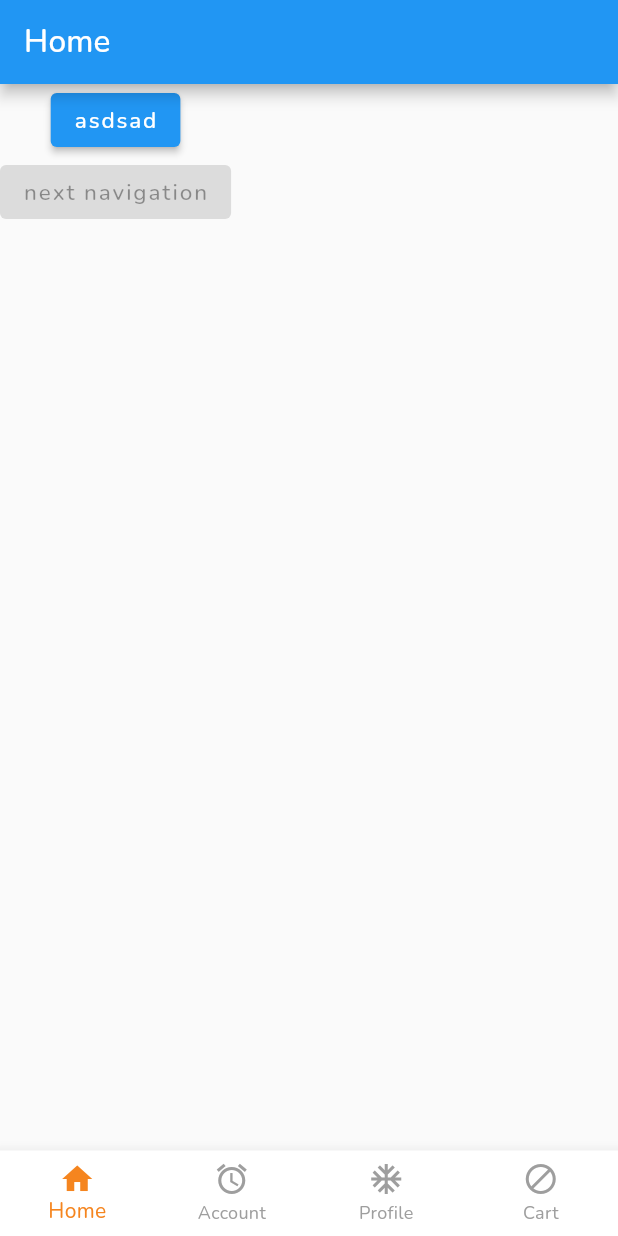
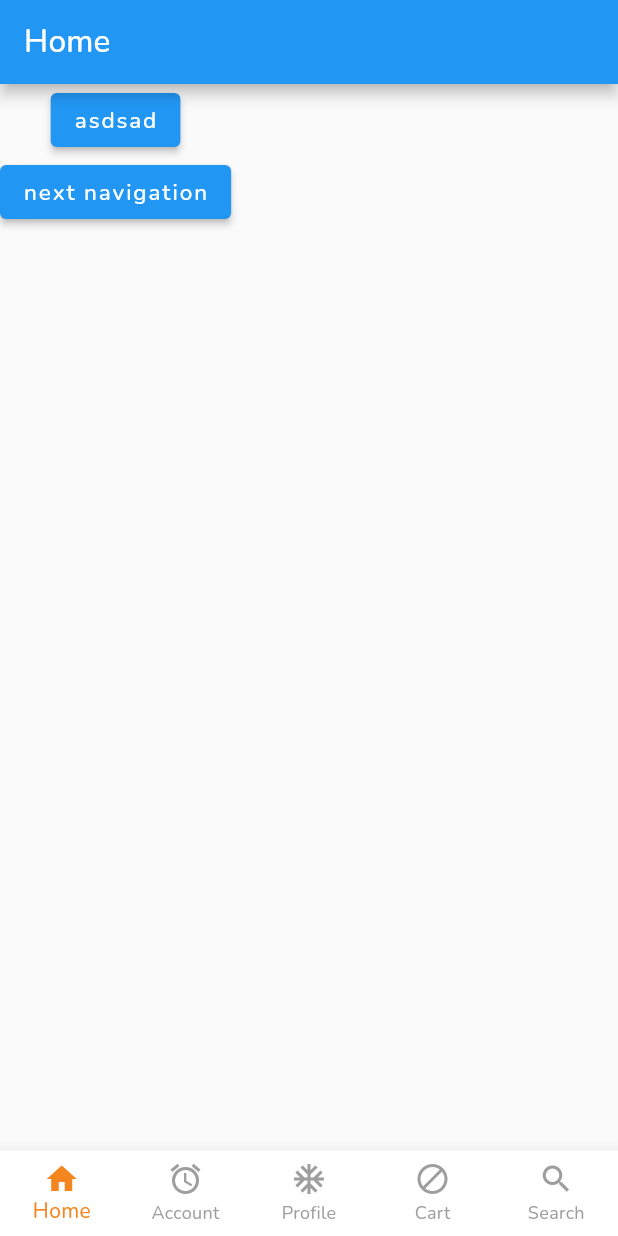
Before and after one commit to jc-wu1/test_cicd, a Flutter app: the screen it shows after launch, on a phone screen of 412 x 824 dp. Run offline on Flutter 3.47's test engine with Material 2 defaults, Android fonts, the phone set to English and light mode, and no system bars; our stand-ins replace bloc, bloc_concurrency, equatable, flutter_bloc, fluttertoast, get_it and 2 more.

Commit message:
update 4

```diff
--- a/lib/src/myapp.dart
+++ b/lib/src/myapp.dart
@@ -6,6 +6,7 @@ import 'package:test_cicd/src/account.dart';
 import 'package:test_cicd/src/cart.dart';
 import 'package:test_cicd/src/myhomepage.dart';
 import 'package:test_cicd/src/profile.dart';
+import 'package:test_cicd/src/search.dart';
 import 'bloc/counter/counter_bloc.dart';
 import 'cubit/theme/theme_cubit.dart';
 import 'constants.dart';
@@ -25,7 +26,7 @@ class MyApp extends StatelessWidget {
             theme: theme,
             home: BlocProvider(
               create: (context) => CounterBloc(),
-              child: const CounterPage(),
+              child: const MenuPage(),
             ),
             initialRoute: RoutesName.home,
             onGenerateRoute: AppRouter.generateRoute,
@@ -36,14 +37,14 @@ class MyApp extends StatelessWidget {
   }
 }
 
-class CounterPage extends StatefulWidget {
-  const CounterPage({Key? key}) : super(key: key);
+class MenuPage extends StatefulWidget {
+  const MenuPage({Key? key}) : super(key: key);
 
   @override
-  State<CounterPage> createState() => _CounterPageState();
+  State<MenuPage> createState() => _MenuPageState();
 }
 
-class _CounterPageState extends State<CounterPage> {
+class _MenuPageState extends State<MenuPage> {
   final ListQueue<int> _navigationQueue = ListQueue();
   int index = 0;
 
@@ -60,42 +61,7 @@ class _CounterPageState extends State<CounterPage> {
         return false;
       },
       child: Scaffold(
-        // appBar: AppBar(title: const Text('Counter')),
-        // body: Center(
-        //   child: BlocBuilder<CounterBloc, int>(
-        //     builder: (context, count) {
-        //       return Text('$count', style: textTheme.headline1);
-        //     },
-        //   ),
-        // ),
         body: (getBody(index)),
-        // floatingActionButton: Column(
-        //   crossAxisAlignment: CrossAxisAlignment.end,
-        //   mainAxisAlignment: MainAxisAlignment.end,
-        //   children: <Widget>[
-        //     Padding(
-        //       padding: const EdgeInsets.symmetric(vertical: 5.0),
-        //       child: FloatingActionButton(
-        //         child: const Icon(Icons.add),
-        //         onPressed: () => context.read<CounterBloc>().add(Increment()),
-        //       ),
-        //     ),
-        //     Padding(
-        //       padding: const EdgeInsets.symmetric(vertical: 5.0),
-        //       child: FloatingActionButton(
-        //         child: const Icon(Icons.remove),
-        //         onPressed: () => context.read<CounterBloc>().add(Decrement()),
-        //       ),
-        //     ),
-        //     Padding(
-        //       padding: const EdgeInsets.symmetric(vertical: 5.0),
-        //       child: FloatingActionButton(
-        //         child: const Icon(Icons.brightness_6),
-        //         onPressed: () => context.read<ThemeCubit>().toggleTheme(),
-        //       ),
-        //     ),
-        //   ],
-        // ),
         bottomNavigationBar: BottomNavigationBar(
           backgroundColor: Colors.white,
           selectedItemColor: const Color(0xFFf5851f),
@@ -119,11 +85,14 @@ class _CounterPageState extends State<CounterPage> {
               icon: Icon(Icons.do_disturb),
               label: 'Cart',
             ),
+            BottomNavigationBarItem(
+              icon: Icon(Icons.search),
+              label: 'Search',
+            ),
           ],
           onTap: (value) {
             _navigationQueue.addLast(index);
             setState(() => index = value);
-            // print(value);
           },
         ),
       ),
@@ -140,6 +109,8 @@ class _CounterPageState extends State<CounterPage> {
         return const Cart();
       case 3:
         return const Profile();
+      case 4:
+        return const SearchPage();
       default:
         return const MyHomePage();
     }
--- a/lib/src/myhomepage.dart
+++ b/lib/src/myhomepage.dart
@@ -1,5 +1,7 @@
 import 'package:flutter/material.dart';
 import 'package:flutter/services.dart';
+import 'package:fluttertoast/fluttertoast.dart';
+import 'package:test_cicd/src/constants.dart';
 // import 'package:flutter/services.dart';
 
 class MyHomePage extends StatefulWidget {
@@ -50,8 +52,7 @@ class _MyHomePageState extends State<MyHomePage> {
             now.difference(currentBackPressTime!) >
                 const Duration(seconds: 2)) {
           currentBackPressTime = now;
-          // Fluttertoast.showToast(msg: exit_warning);
-          debugPrint('double back');
+          Fluttertoast.showToast(msg: 'press back again to exit');
           return Future.value(false);
         }
         return Future.value(true);
@@ -59,8 +60,8 @@ class _MyHomePageState extends State<MyHomePage> {
       child: Scaffold(
         appBar: AppBar(
           systemOverlayStyle: const SystemUiOverlayStyle(
-            systemNavigationBarColor: Colors.blue, // Navigation bar
-            statusBarColor: Colors.purpleAccent, // Status bar
+            systemNavigationBarColor: Colors.blue,
+            statusBarColor: Colors.purpleAccent,
           ),
           title: const Text('Home'),
         ),
@@ -72,12 +73,11 @@ class _MyHomePageState extends State<MyHomePage> {
                 _showMaterialDialog();
               },
             ),
-            const ElevatedButton(
-              child: Text('next navigation'),
-              // onPressed: () {
-              //   Navigator.pushNamed(context, RoutesName.newPage);
-              // },
-              onPressed: null,
+            ElevatedButton(
+              child: const Text('next navigation'),
+              onPressed: () {
+                Navigator.pushNamed(context, RoutesName.newPage);
+              },
             ),
           ],
         ),
--- a/lib/src/newpage.dart
+++ b/lib/src/newpage.dart
@@ -18,8 +18,8 @@ class _NewPageState extends State<NewPage> {
     return Scaffold(
       appBar: AppBar(
         systemOverlayStyle: const SystemUiOverlayStyle(
-          systemNavigationBarColor: Colors.blue, // Navigation bar
-          statusBarColor: Colors.pinkAccent, // Status bar
+          systemNavigationBarColor: Colors.blue,
+          statusBarColor: Colors.pinkAccent,
         ),
         title: const Text('New Page'),
       ),
--- a/pubspec.yaml
+++ b/pubspec.yaml
@@ -42,6 +42,8 @@ dependencies:
   equatable: ^2.0.3
   bloc_concurrency: ^0.1.0
   get_it: ^7.2.0
+  material_floating_search_bar: ^0.3.4
+  fluttertoast: ^8.0.8
 
 dev_dependencies:
   flutter_test:
```
Also changed, not shown: lib/src/search.dart (added, +226 -0 lines), pubspec.lock.
